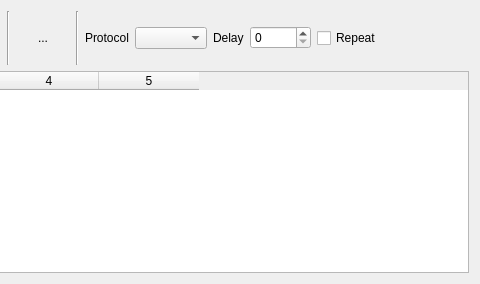
Before: the Qt Designer form macrosdialog.ui in pavelrangelov/niterm, drawn with Qt 5; both pictures show x 313 to 793 and y 0 to 284 of the 793 by 284 pixel window.
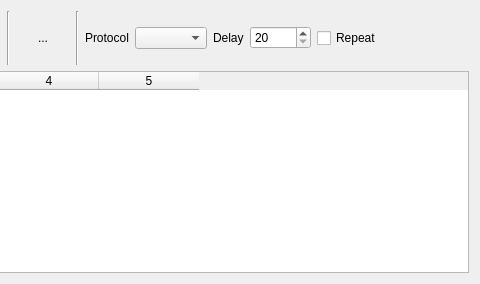
After: the same form once the commit is applied. Icons and pictures are not drawn.

Diff of the .ui file:
```diff
--- a/macrosdialog.ui
+++ b/macrosdialog.ui
@@ -281,6 +281,9 @@
         </item>
         <item>
          <widget class="QSpinBox" name="spinDelay">
+          <property name="minimum">
+           <number>20</number>
+          </property>
           <property name="maximum">
            <number>10000</number>
           </property>
```
